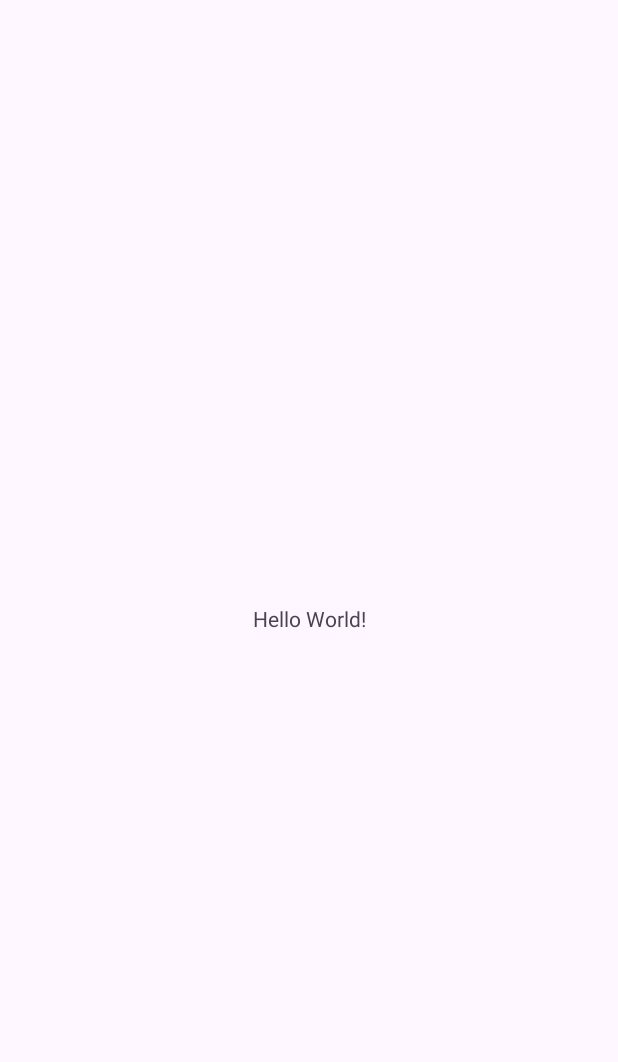
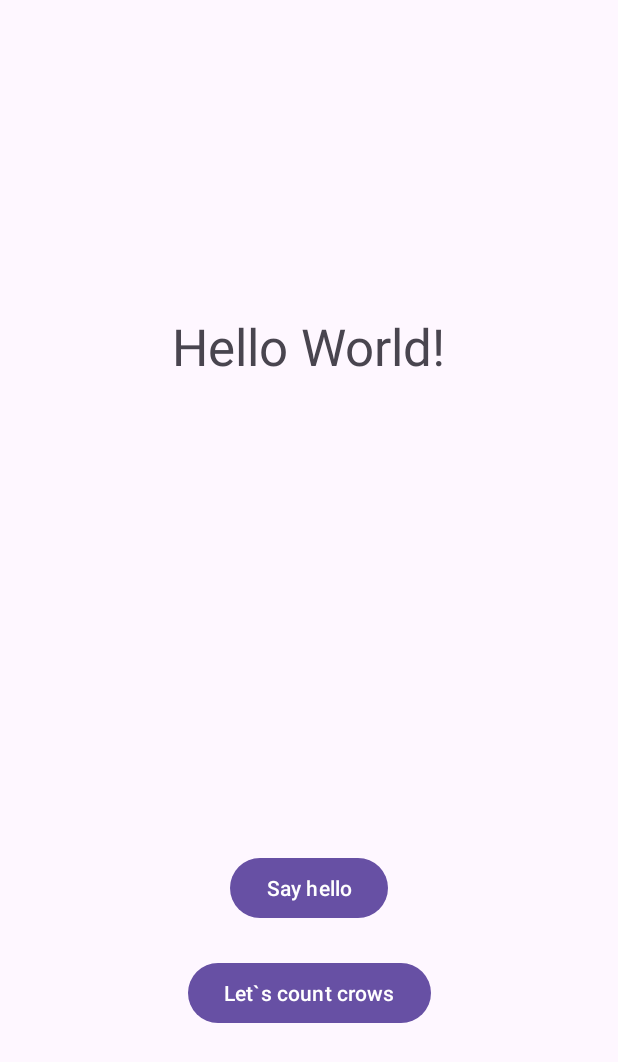
Before and after one commit to Grasmus/AndroidCourse, an Android app: the screen it shows after launch (MainActivity), on a phone screen of 412 x 824 dp. Before the commit the part shown is almost empty. Shown: the top 1062 px of the screen. Run offline under Robolectric (Android 15) with nearby library versions, the phone set to English and light mode, and no system bars.

Commit message:
Final commit

```diff
--- a/app/src/main/java/com/example/day3crowscounter/MainActivity.kt
+++ b/app/src/main/java/com/example/day3crowscounter/MainActivity.kt
@@ -2,10 +2,25 @@ package com.example.day3crowscounter
 
 import androidx.appcompat.app.AppCompatActivity
 import android.os.Bundle
+import android.widget.Button
+import android.widget.TextView
 
 class MainActivity : AppCompatActivity() {
+    private var counter : Int = 0
     override fun onCreate(savedInstanceState: Bundle?) {
         super.onCreate(savedInstanceState)
         setContentView(R.layout.activity_main)
+
+        val buttonSayHello : Button = findViewById(R.id.button_say_hello)
+        val buttonCrowsCounter : Button = findViewById(R.id.button_crows_counter)
+        val textViewMain : TextView = findViewById(R.id.textView_main)
+
+        buttonSayHello.setOnClickListener {
+            textViewMain.text = getString(R.string.say_hello_message)
+        }
+
+        buttonCrowsCounter.setOnClickListener {
+            textViewMain.text = String.format(getString(R.string.counter_message), ++counter)
+        }
     }
 }
--- a/app/src/main/res/layout/activity_main.xml
+++ b/app/src/main/res/layout/activity_main.xml
@@ -7,12 +7,40 @@
     tools:context=".MainActivity">
 
     <TextView
+        android:id="@+id/textView_main"
         android:layout_width="wrap_content"
         android:layout_height="wrap_content"
         android:text="Hello World!"
+        android:textSize="34sp"
+        app:layout_constraintBottom_toTopOf="@+id/button_say_hello"
+        app:layout_constraintEnd_toEndOf="parent"
+        app:layout_constraintHorizontal_bias="0.5"
+        app:layout_constraintStart_toStartOf="parent"
+        app:layout_constraintTop_toTopOf="parent"
+        app:layout_constraintVertical_bias="0.5" />
+
+    <Button
+        android:id="@+id/button_say_hello"
+        android:layout_width="wrap_content"
+        android:layout_height="wrap_content"
+        android:layout_marginTop="107dp"
+        android:text="@string/button_say_hello_text"
         app:layout_constraintBottom_toBottomOf="parent"
         app:layout_constraintEnd_toEndOf="parent"
+        app:layout_constraintHorizontal_bias="0.5"
         app:layout_constraintStart_toStartOf="parent"
-        app:layout_constraintTop_toTopOf="parent" />
+        app:layout_constraintTop_toBottomOf="@+id/textView_main"
+        app:layout_constraintVertical_bias="0.5" />
+
+    <Button
+        android:id="@+id/button_crows_counter"
+        android:layout_width="wrap_content"
+        android:layout_height="wrap_content"
+        android:layout_marginTop="22dp"
+        android:text="@string/button_crows_counter_text"
+        app:layout_constraintEnd_toEndOf="parent"
+        app:layout_constraintHorizontal_bias="0.5"
+        app:layout_constraintStart_toStartOf="parent"
+        app:layout_constraintTop_toBottomOf="@+id/button_say_hello" />
 
 </androidx.constraintlayout.widget.ConstraintLayout>
--- a/app/src/main/res/values/strings.xml
+++ b/app/src/main/res/values/strings.xml
@@ -1,3 +1,7 @@
 <resources>
     <string name="app_name">Day3CrowsCounter</string>
+    <string name="button_say_hello_text">Say hello</string>
+    <string name="say_hello_message">Hello, Stfalcon</string>
+    <string name="counter_message">I`ve counted %1$d crows!</string>
+    <string name="button_crows_counter_text">Let`s count crows</string>
 </resources>
```
